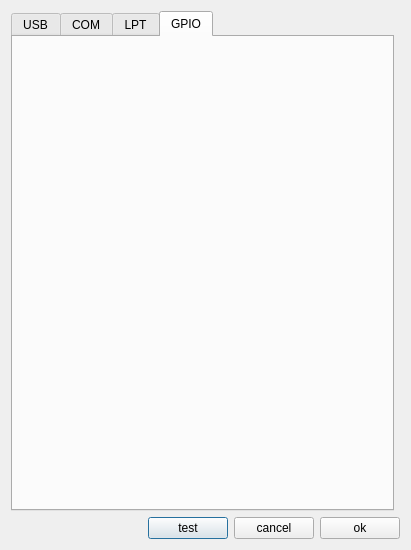
lancos/ponyprog, file SrcPony/forms/e2dlg.ui: the form before one commit.
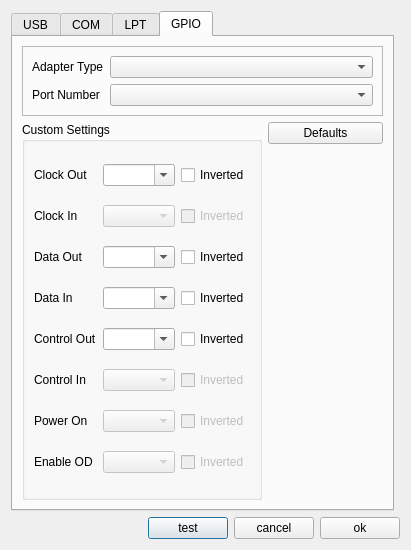
The form after the commit. The open tabs and pages were chosen to show the change.

Diff of the .ui file:
```diff
--- a/SrcPony/forms/e2dlg.ui
+++ b/SrcPony/forms/e2dlg.ui
@@ -606,6 +606,326 @@
       <attribute name="title">
        <string>GPIO</string>
       </attribute>
+      <layout class="QFormLayout" name="formLayout_5">
+       <item row="0" column="0" colspan="2">
+        <widget class="QFrame" name="frmPortsel_6">
+         <property name="frameShape">
+          <enum>QFrame::StyledPanel</enum>
+         </property>
+         <property name="frameShadow">
+          <enum>QFrame::Raised</enum>
+         </property>
+         <layout class="QFormLayout" name="formLayout_2">
+          <item row="0" column="0">
+           <widget class="QLabel" name="label_type_8">
+            <property name="text">
+             <string>Adapter Type</string>
+            </property>
+           </widget>
+          </item>
+          <item row="0" column="1">
+           <widget class="QComboBox" name="cbxInterfGPIO">
+            <property name="sizePolicy">
+             <sizepolicy hsizetype="Expanding" vsizetype="Fixed">
+              <horstretch>0</horstretch>
+              <verstretch>0</verstretch>
+             </sizepolicy>
+            </property>
+            <property name="toolTip">
+             <string notr="true"/>
+            </property>
+            <property name="currentIndex">
+             <number>-1</number>
+            </property>
+            <property name="insertPolicy">
+             <enum>QComboBox::InsertAtTop</enum>
+            </property>
+           </widget>
+          </item>
+          <item row="1" column="0">
+           <widget class="QLabel" name="label_port_4">
+            <property name="text">
+             <string>Port Number</string>
+            </property>
+           </widget>
+          </item>
+          <item row="1" column="1">
+           <widget class="QComboBox" name="cbxInterfGPIONum">
+            <property name="sizePolicy">
+             <sizepolicy hsizetype="Expanding" vsizetype="Fixed">
+              <horstretch>0</horstretch>
+              <verstretch>0</verstretch>
+             </sizepolicy>
+            </property>
+            <property name="toolTip">
+             <string notr="true"/>
+            </property>
+           </widget>
+          </item>
+         </layout>
+        </widget>
+       </item>
+       <item row="1" column="0">
+        <widget class="QGroupBox" name="groupBoxGPIOPol">
+         <property name="title">
+          <string>Custom Settings</string>
+         </property>
+         <layout class="QVBoxLayout" name="verticalLayout_13">
+          <item>
+           <layout class="QHBoxLayout" name="horizontalLayout_40">
+            <item>
+             <widget class="QLabel" name="label_39">
+              <property name="text">
+               <string>Clock Out</string>
+              </property>
+             </widget>
+            </item>
+            <item>
+             <widget class="QComboBox" name="cbxClockOutGPIO">
+              <property name="toolTip">
+               <string/>
+              </property>
+              <property name="editable">
+               <bool>true</bool>
+              </property>
+              <property name="currentText">
+               <string/>
+              </property>
+             </widget>
+            </item>
+            <item>
+             <widget class="QCheckBox" name="ckClockOutGPIO">
+              <property name="text">
+               <string>Inverted</string>
+              </property>
+             </widget>
+            </item>
+           </layout>
+          </item>
+          <item>
+           <layout class="QHBoxLayout" name="horizontalLayout_41">
+            <item>
+             <widget class="QLabel" name="label_40">
+              <property name="text">
+               <string>Clock In</string>
+              </property>
+             </widget>
+            </item>
+            <item>
+             <widget class="QComboBox" name="cbxClockInGPIO">
+              <property name="enabled">
+               <bool>false</bool>
+              </property>
+             </widget>
+            </item>
+            <item>
+             <widget class="QCheckBox" name="ckClockInGPIO">
+              <property name="enabled">
+               <bool>false</bool>
+              </property>
+              <property name="text">
+               <string>Inverted</string>
+              </property>
+             </widget>
+            </item>
+           </layout>
+          </item>
+          <item>
+           <layout class="QHBoxLayout" name="horizontalLayout_42">
+            <item>
+             <widget class="QLabel" name="label_41">
+              <property name="text">
+               <string>Data Out</string>
+              </property>
+             </widget>
+            </item>
+            <item>
+             <widget class="QComboBox" name="cbxDataOutGPIO">
+              <property name="editable">
+               <bool>true</bool>
+              </property>
+              <property name="currentText">
+               <string/>
+              </property>
+             </widget>
+            </item>
+            <item>
+             <widget class="QCheckBox" name="ckDataOutGPIO">
+              <property name="text">
+               <string>Inverted</string>
+              </property>
+             </widget>
+            </item>
+           </layout>
+          </item>
+          <item>
+           <layout class="QHBoxLayout" name="horizontalLayout_43">
+            <item>
+             <widget class="QLabel" name="label_42">
+              <property name="text">
+               <string>Data In</string>
+              </property>
+             </widget>
+            </item>
+            <item>
+             <widget class="QComboBox" name="cbxDataInGPIO">
+              <property name="editable">
+               <bool>true</bool>
+              </property>
+              <property name="currentText">
+               <string/>
+              </property>
+             </widget>
+            </item>
+            <item>
+             <widget class="QCheckBox" name="ckDataInGPIO">
+              <property name="text">
+               <string>Inverted</string>
+              </property>
+             </widget>
+            </item>
+           </layout>
+          </item>
+          <item>
+           <layout class="QHBoxLayout" name="horizontalLayout_44">
+            <item>
+             <widget class="QLabel" name="label_43">
+              <property name="text">
+               <string>Control Out</string>
+              </property>
+             </widget>
+            </item>
+            <item>
+             <widget class="QComboBox" name="cbxControlOutGPIO">
+              <property name="editable">
+               <bool>true</bool>
+              </property>
+              <property name="currentText">
+               <string/>
+              </property>
+             </widget>
+            </item>
+            <item>
+             <widget class="QCheckBox" name="ckControlOutGPIO">
+              <property name="text">
+               <string>Inverted</string>
+              </property>
+             </widget>
+            </item>
+           </layout>
+          </item>
+          <item>
+           <layout class="QHBoxLayout" name="horizontalLayout_45">
+            <item>
+             <widget class="QLabel" name="label_44">
+              <property name="text">
+               <string>Control In</string>
+              </property>
+             </widget>
+            </item>
+            <item>
+             <widget class="QComboBox" name="cbxControlInGPIO">
+              <property name="enabled">
+               <bool>false</bool>
+              </property>
+             </widget>
+            </item>
+            <item>
+             <widget class="QCheckBox" name="ckControlInGPIO">
+              <property name="enabled">
+               <bool>false</bool>
+              </property>
+              <property name="text">
+               <string>Inverted</string>
+              </property>
+             </widget>
+            </item>
+           </layout>
+          </item>
+          <item>
+           <layout class="QHBoxLayout" name="horizontalLayout_46">
+            <item>
+             <widget class="QLabel" name="label_45">
+              <property name="text">
+               <string>Power On</string>
+              </property>
+             </widget>
+            </item>
+            <item>
+             <widget class="QComboBox" name="cbxPowerOnGPIO">
+              <property name="enabled">
+               <bool>false</bool>
+              </property>
+             </widget>
+            </item>
+            <item>
+             <widget class="QCheckBox" name="ckPowerOnGPIO">
+              <property name="enabled">
+               <bool>false</bool>
+              </property>
+              <property name="text">
+               <string>Inverted</string>
+              </property>
+             </widget>
+            </item>
+           </layout>
+          </item>
+          <item>
+           <layout class="QHBoxLayout" name="horizontalLayout_47">
+            <item>
+             <widget class="QLabel" name="label_46">
+              <property name="text">
+               <string>Enable OD</string>
+              </property>
+             </widget>
+            </item>
+            <item>
+             <widget class="QComboBox" name="cbxEnaODGPIO">
+              <property name="enabled">
+               <bool>false</bool>
+              </property>
+             </widget>
+            </item>
+            <item>
+             <widget class="QCheckBox" name="ckEnaODGPIO">
+              <property name="enabled">
+               <bool>false</bool>
+              </property>
+              <property name="text">
+               <string>Inverted</string>
+              </property>
+             </widget>
+            </item>
+           </layout>
+          </item>
+         </layout>
+        </widget>
+       </item>
+       <item row="1" column="1">
+        <layout class="QVBoxLayout" name="verticalLayout_14">
+         <item>
+          <widget class="QPushButton" name="pushDefaultsGPIO">
+           <property name="text">
+            <string>Defaults</string>
+           </property>
+          </widget>
+         </item>
+         <item>
+          <spacer name="verticalSpacer_6">
+           <property name="orientation">
+            <enum>Qt::Vertical</enum>
+           </property>
+           <property name="sizeHint" stdset="0">
+            <size>
+             <width>20</width>
+             <height>40</height>
+            </size>
+           </property>
+          </spacer>
+         </item>
+        </layout>
+       </item>
+      </layout>
      </widget>
     </widget>
    </item>
```
Left out of the diff: 708 changed lines with no effect on the pictures.
